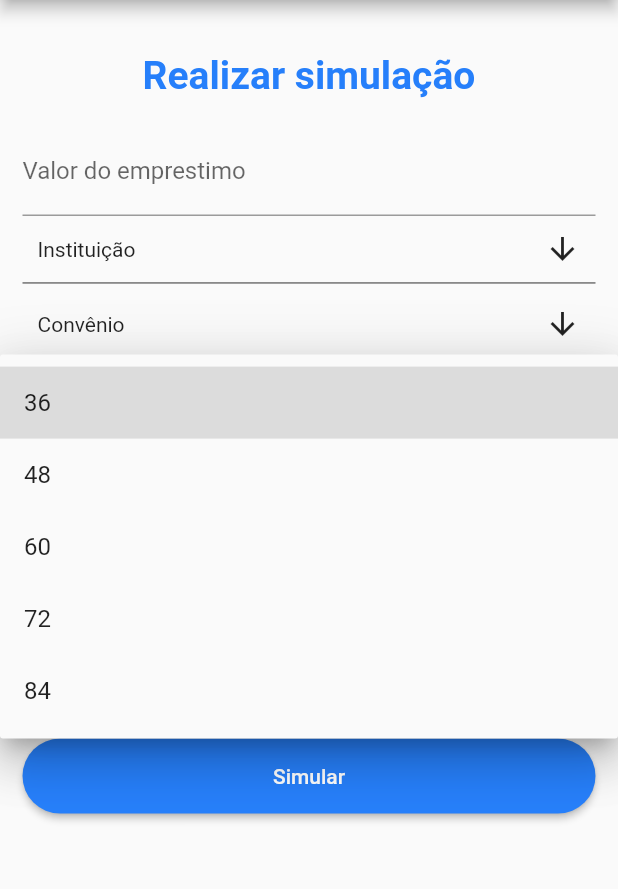
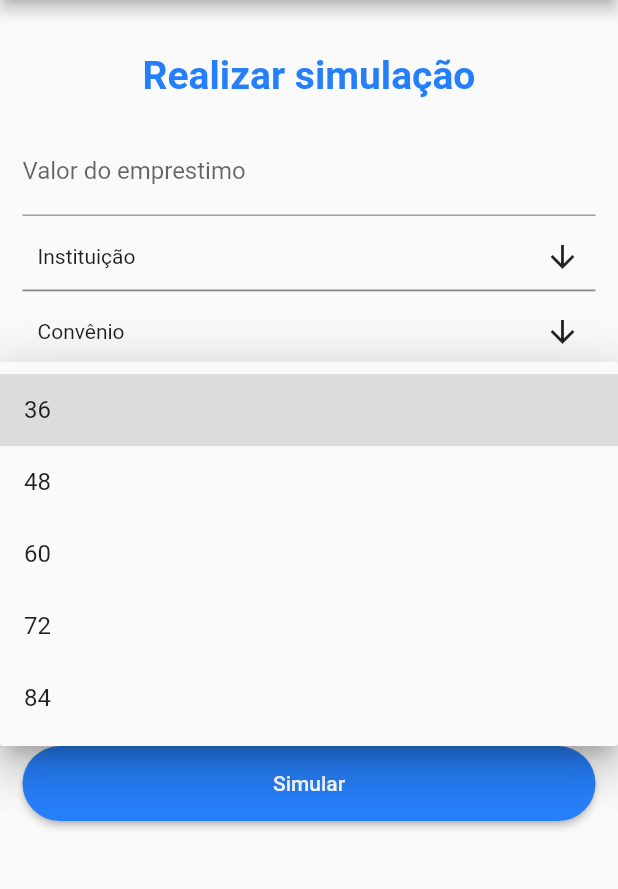
Before and after one commit to Robertrodrigues000/desafio-zummit, a Flutter app: the screen it shows after launch, after a tap on "Parcelas", on a phone screen of 412 x 824 dp, the part 84-973 px from its top. Run offline on Flutter 3.47's test engine with Material 2 defaults, Android fonts, the phone set to English and light mode, and no system bars; drawn by our look-alikes of multi_select_flutter; our stand-ins replace dio, either_dart, equatable, faker, flutter_modular, google_fonts; network calls fail.

```diff
--- a/lib/core/app_module.dart
+++ b/lib/core/app_module.dart
@@ -1,5 +1,6 @@
 import 'package:flutter_modular/flutter_modular.dart';
 import '../domain/usecases/get_institutions_usecase.dart';
+import '../domain/usecases/get_insurances_usecase.dart';
 import '../external/datasource/datasource.dart';
 import '../domain/repositories/repository.dart';
 import '../infra/datasource/datasource.dart';
@@ -18,6 +19,9 @@ class AppModule extends Module {
         Bind.lazySingleton(
           (i) => GetInstitutionsUsecase(repository: i.get()),
         ),
+        Bind.lazySingleton(
+          (i) => GetInsurancesUsecase(repository: i.get()),
+        ),
       ];
 
   @override
--- a/lib/domain/repositories/repository.dart
+++ b/lib/domain/repositories/repository.dart
@@ -1,8 +1,11 @@
 import 'package:either_dart/either.dart';
 
 import '../entitites/institution_entity.dart';
+import '../entitites/insurance_entity.dart';
 
 abstract class IRepository {
 
   Future<Either<Exception, List<InstitutionEntity>>> getInstitutions();
+
+  Future<Either<Exception, List<InsuranceEntity>>> getInsurances();
 }
--- /dev/null
+++ b/lib/domain/usecases/get_insurances_usecase.dart
@@ -0,0 +1,16 @@
+import 'package:either_dart/either.dart';
+import 'package:zummit/domain/entitites/insurance_entity.dart';
+
+import '../../infra/repositories/repository.dart';
+
+class GetInsurancesUsecase {
+  final Repository _repository;
+
+  GetInsurancesUsecase({
+    required Repository repository,
+  }) : _repository = repository;
+
+  Future<Either<dynamic, List<InsuranceEntity>>> call() async {
+    return await _repository.getInsurances();
+  }
+}
--- a/lib/external/datasource/datasource.dart
+++ b/lib/external/datasource/datasource.dart
@@ -1,17 +1,19 @@
 import 'dart:convert';
 
 import 'package:http/http.dart';
+import 'package:zummit/external/mappers/insurance_mapper.dart';
 
 import '../../domain/entitites/institution_entity.dart';
+import '../../domain/entitites/insurance_entity.dart';
 import '../../infra/datasource/datasource.dart';
-import '../mappers/expense_mapper.dart';
+import '../mappers/institution_mapper.dart';
 
 class Datasource extends IDatasource {
-  String get urlPrefix => 'http://127.0.0.1:8000/api';
+  String get urlPrefix => 'http://10.0.2.2:8000/api';
 
   @override
   Future<List<InstitutionEntity>> getInstitutions() async {
-    final uri = Uri.parse('http://10.0.2.2:8000/api/instituicao');
+    final uri = Uri.parse('$urlPrefix/instituicao');
 
     Response response = await get(
       uri,
@@ -25,4 +27,21 @@ class Datasource extends IDatasource {
 
     return data2;
   }
+
+  @override
+  Future<List<InsuranceEntity>> getInsurances() async {
+    final uri = Uri.parse('$urlPrefix/convenio');
+
+    Response response = await get(
+      uri,
+    );
+
+    var data = jsonDecode(response.body);
+
+    List<InsuranceEntity> data2 = (data as List)
+        .map((item) => InsuranceMapper.fromMap(item))
+        .toList();
+
+    return data2;
+  }
 }
--- /dev/null
+++ b/lib/external/mappers/insurance_mapper.dart
@@ -0,0 +1,19 @@
+import 'package:faker/faker.dart';
+
+import '../../domain/entitites/insurance_entity.dart';
+
+class InsuranceMapper {
+  static InsuranceEntity fromMap(Map<String, dynamic> map) {
+    return InsuranceEntity(
+      key: map['chave'],
+      value: map['valor'],
+    );
+  }
+
+  static InsuranceEntity fake() {
+    return InsuranceEntity(
+      key: faker.randomGenerator.string(5),
+      value: faker.randomGenerator.string(5),
+    );
+  }
+}
--- a/lib/infra/datasource/datasource.dart
+++ b/lib/infra/datasource/datasource.dart
@@ -1,5 +1,7 @@
 import '../../domain/entitites/institution_entity.dart';
+import '../../domain/entitites/insurance_entity.dart';
 
 abstract class IDatasource {
   Future<List<InstitutionEntity>> getInstitutions();
+  Future<List<InsuranceEntity>> getInsurances();
 }
--- a/lib/infra/repositories/repository.dart
+++ b/lib/infra/repositories/repository.dart
@@ -2,6 +2,7 @@ import 'package:either_dart/either.dart';
 import 'package:dio/dio.dart';
 
 import '../../domain/entitites/institution_entity.dart';
+import '../../domain/entitites/insurance_entity.dart';
 import '../../domain/repositories/repository.dart';
 import '../../external/datasource/datasource.dart';
 
@@ -18,4 +19,14 @@ class Repository extends IRepository {
       return Left(e);
     }
   }
+
+  @override
+  Future<Either<Exception, List<InsuranceEntity>>> getInsurances() async {
+    try {
+      List<InsuranceEntity> response = await _datasource.getInsurances();
+      return Right(response);
+    } on DioException catch (e) {
+      return Left(e);
+    }
+  }
 }
--- a/lib/presenter/pages/form/form_controller.dart
+++ b/lib/presenter/pages/form/form_controller.dart
@@ -6,12 +6,13 @@ import 'package:zummit/domain/entitites/institution_entity.dart';
 import 'package:zummit/domain/entitites/insurance_entity.dart';
 import 'package:zummit/domain/usecases/get_institutions_usecase.dart';
 
+import '../../../domain/usecases/get_insurances_usecase.dart';
 import '../../widgets/snackbar_widget.dart';
 
 
 class FormController extends ChangeNotifier {
    final _getInstitutionsUsecase = Modular.get<GetInstitutionsUsecase>();
-  // final _editExpenseUsecase = Modular.get<GetInstitutionsUsecase>();
+  final _getInsurancesUsecase = Modular.get<GetInsurancesUsecase>();
 
   final scaffoldKey = GlobalKey<ScaffoldState>();
   final institutionListListenable =
@@ -31,6 +32,7 @@ class FormController extends ChangeNotifier {
 
   void _init() {
    _getInstitutionList();
+   _getInsuranceList();
   }
 
  Future<void> _getInstitutionList() async {
@@ -47,4 +49,19 @@ class FormController extends ChangeNotifier {
       );
     }
   }
+
+ Future<void> _getInsuranceList() async {
+    var response = await _getInsurancesUsecase();
+
+    if (response.isRight) {
+      insuranceListListenable.value = response.right;
+      insuranceListListenable.notifyListeners();
+    } else {
+      SnackbarHelper.error(
+        message:
+            'Erro ao carregar as informações, favor tentar novamente mais tarde.',
+        context: scaffoldKey.currentContext!,
+      );
+    }
+  }
 }
--- a/lib/presenter/pages/form/form_page.dart
+++ b/lib/presenter/pages/form/form_page.dart
@@ -65,6 +65,7 @@ class _FormPageState extends AppController<FormPage, FormController> {
                           return null;
                         },
                       ),
+                      const SizedBox(height: 5),
                       ValueListenableBuilder<List<InstitutionEntity>?>(
                         valueListenable: controller.institutionListListenable,
                         builder: (context, institutions, _) {
@@ -78,7 +79,8 @@ class _FormPageState extends AppController<FormPage, FormController> {
                               // _selectedAnimals = values;
                             },
                           );
-                          }),
+                        },
+                      ),
                       const SizedBox(height: 5),
                       ValueListenableBuilder<List<InsuranceEntity>?>(
                         valueListenable: controller.insuranceListListenable,
@@ -93,7 +95,8 @@ class _FormPageState extends AppController<FormPage, FormController> {
                               // _selectedAnimals = values;
                             },
                           );
-                          }),
+                        },
+                      ),
                       const SizedBox(height: 5),
                       DropdownButtonFormField<String>(
                         isExpanded: true,
@@ -105,12 +108,14 @@ class _FormPageState extends AppController<FormPage, FormController> {
                         hint: const Text("Parcelas"),
                         onChanged: (String? value) {},
                         items: controller.installmentsList
-                            .map<DropdownMenuItem<String>>((String value) {
+                            .map<DropdownMenuItem<String>>(
+                          (String value) {
                             return DropdownMenuItem<String>(
                               value: value,
                               child: Text(value),
                             );
-                        }).toList(),
+                          },
+                        ).toList(),
                       ),
                       const SizedBox(
                         height: 200,
```
Also changed, not shown: lib/external/mappers/institution_mapper.dart (renamed from lib/external/mappers/expense_mapper.dart). Lines whose indentation alone changed are shown as unchanged.
